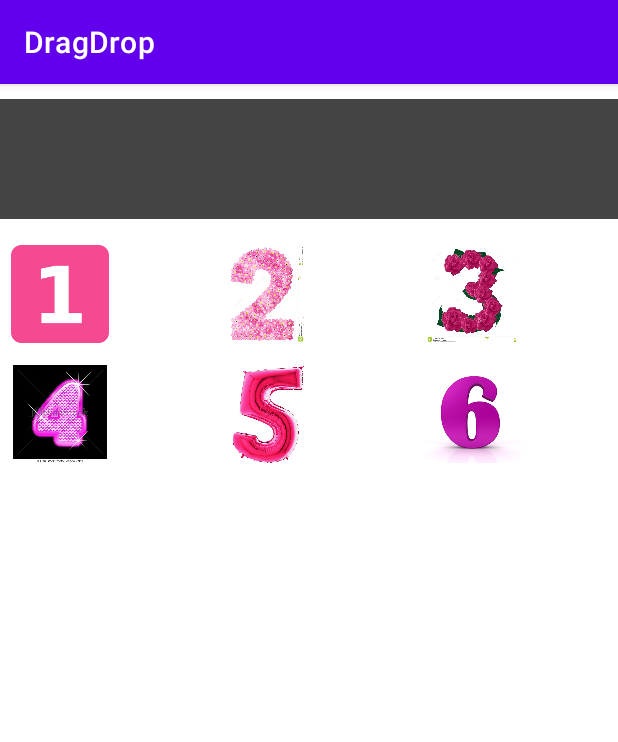
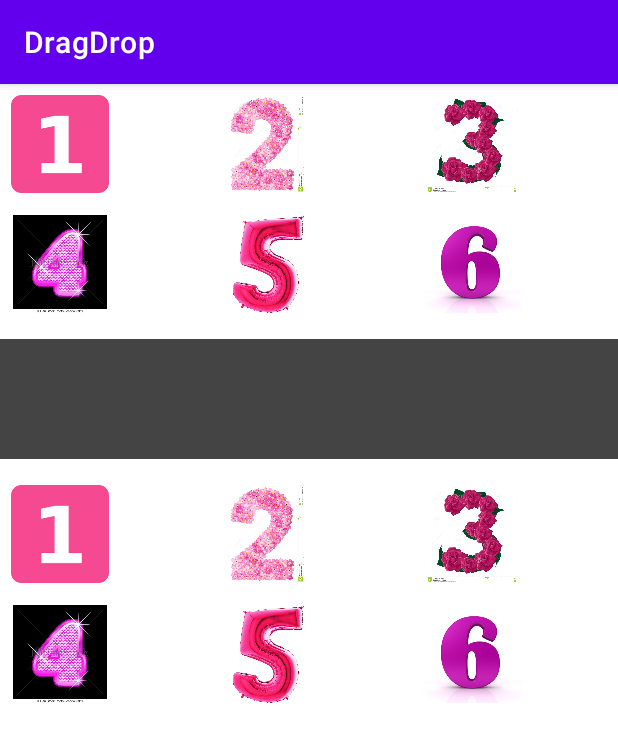
Before and after one commit to gusmanmatheus/DragDrop, an Android app: the screen it shows after launch (MainActivity), on a phone screen of 412 x 824 dp. Shown: the top 742 px of the screen. Run offline under Robolectric (Android 15) with nearby library versions, the phone set to English and light mode, and no system bars.

Commit message:
added selected list

```diff
--- a/app/src/main/java/com/example/dragdrop/MainActivity.kt
+++ b/app/src/main/java/com/example/dragdrop/MainActivity.kt
@@ -1,9 +1,10 @@
 package com.example.dragdrop
 
 import android.content.Intent
+import androidx.appcompat.app.AppCompatActivity
 import android.os.Bundle
-import androidx.appcompat.app.AppCompatActivity
 import com.example.dragdrop.adapter.AvailableAdapter
+import com.example.dragdrop.adapter.SelectedAdapter
 import kotlinx.android.synthetic.main.activity_main.*
 
 class MainActivity : AppCompatActivity() {
@@ -13,11 +14,17 @@ class MainActivity : AppCompatActivity() {
 
         mainRecAvailable.adapter = AvailableAdapter().apply {
             data = List(6) { it }
+
+            setDropListener {
+
+            }
         }
 
         mainSeparator.setOnClickListener {
             startActivity(Intent(this, MainActivity::class.java))
             finish()
         }
+
+        mainRecSelected.adapter = SelectedAdapter()
     }
 }
--- a/app/src/main/java/com/example/dragdrop/adapter/AvailableAdapter.kt
+++ b/app/src/main/java/com/example/dragdrop/adapter/AvailableAdapter.kt
@@ -18,6 +18,8 @@ class AvailableAdapter : RecyclerView.Adapter<AvailableAdapter.Holder>() {
             notifyDataSetChanged()
         }
 
+    private var dropListener: (View) -> Unit = {}
+
     override fun onCreateViewHolder(parent: ViewGroup, viewType: Int): Holder {
         val view = LayoutInflater.from(parent.context).inflate(R.layout.item_app, parent, false)
         return Holder(view)
@@ -31,27 +33,28 @@ class AvailableAdapter : RecyclerView.Adapter<AvailableAdapter.Holder>() {
         holder.bind(position)
     }
 
-    class Holder(itemView: View) : RecyclerView.ViewHolder(itemView) {
+    fun setDropListener(listener: (View) -> Unit) {
+        dropListener = listener
+    }
+
+    inner class Holder(itemView: View) : RecyclerView.ViewHolder(itemView) {
         private fun createOnDragListener() = OnDragAndDropListener.Builder()
                 .setActionDragEntered {
-                Log.i(TAG, "setActionDragEntered")
                     it.visibility = View.INVISIBLE
                 }
                 .setActionDragEnded {
                     it.isVisible = true
-                it.setOnDragListener { view, dragEvent -> true }
+                    dropListener(it)
+                    it.setOnDragListener { _, _ -> true }
                 }.build()
 
         init {
-
-
             itemView.setOnLongClickListener {
                 itemView.setOnDragListener(createOnDragListener())
 
-                Log.i(TAG, "long")
                 setupDragShadow(itemView)
 
-                false
+                true
             }
         }
 
--- a/app/src/main/java/com/example/dragdrop/adapter/OnDragAndDropListener.kt
+++ b/app/src/main/java/com/example/dragdrop/adapter/OnDragAndDropListener.kt
@@ -57,6 +57,7 @@ class OnDragAndDropListener {
                     }
 
                     DragEvent.ACTION_DRAG_ENDED -> {
+                        view.tag = Point(event.x, event.y)
                         _actionDragEnded(view)
                     }
 
--- /dev/null
+++ b/app/src/main/java/com/example/dragdrop/adapter/Point.kt
@@ -0,0 +1,6 @@
+package com.example.dragdrop.adapter
+
+data class Point(
+    val x: Float,
+    val y: Float
+)
--- /dev/null
+++ b/app/src/main/java/com/example/dragdrop/adapter/SelectedAdapter.kt
@@ -0,0 +1,40 @@
+package com.example.dragdrop.adapter
+
+import android.view.LayoutInflater
+import android.view.View
+import android.view.ViewGroup
+import androidx.recyclerview.widget.RecyclerView
+import com.example.dragdrop.R
+import kotlinx.android.synthetic.main.item_app.view.*
+
+class SelectedAdapter : RecyclerView.Adapter<SelectedAdapter.Holder>() {
+
+    override fun onCreateViewHolder(parent: ViewGroup, viewType: Int): Holder {
+        val view = LayoutInflater.from(parent.context).inflate(R.layout.item_app, parent, false)
+        return Holder(view)
+    }
+
+    override fun getItemCount(): Int {
+        return 6
+    }
+
+    override fun onBindViewHolder(holder: Holder, position: Int) {
+        holder.bind(position)
+    }
+
+    inner class Holder(itemView: View) : RecyclerView.ViewHolder(itemView) {
+        fun bind(position: Int) {
+            itemView.iappImgIcon.setImageResource(
+                when (position) {
+                    0 -> R.drawable.um
+                    1 -> R.drawable.dois
+                    2 -> R.drawable.tres
+                    3 -> R.drawable.quatro
+                    4 -> R.drawable.cinco
+                    5 -> R.drawable.seis
+                    else -> R.mipmap.ic_launcher
+                }
+            )
+        }
+    }
+}
```
Lines whose indentation alone changed are shown as unchanged.
